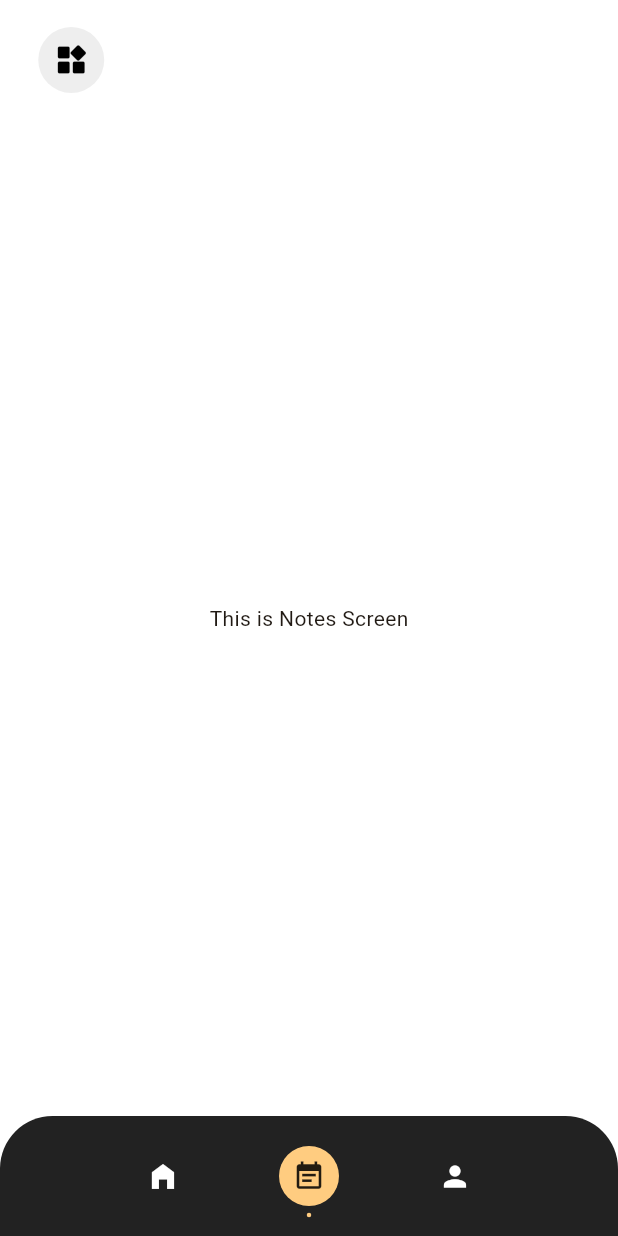
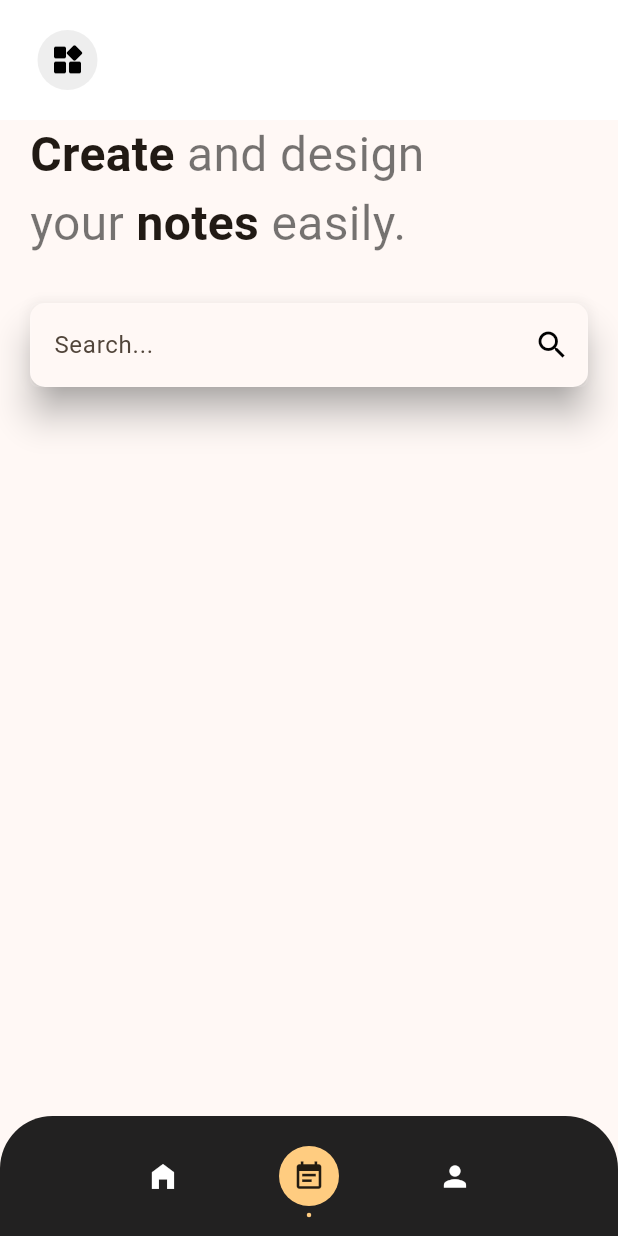
Before and after one commit to Devendrareddy1402/NotesHub, a Flutter app: the screen it shows after launch, after a tap on the "event note" icon, on a phone screen of 412 x 824 dp. Run offline on Flutter 3.47's test engine with Material 2 defaults, Android fonts, the phone set to English and light mode, and no system bars; drawn by our look-alikes of styled_text; our stand-ins replace flutter_riverpod.

Commit message:
Screen updated

```diff
--- a/lib/screens/notes_screen.dart
+++ b/lib/screens/notes_screen.dart
@@ -1,4 +1,5 @@
 import 'package:flutter/material.dart';
+import 'package:styled_text/styled_text.dart';
 
 class NotesScreen extends StatelessWidget {
   const NotesScreen({super.key});
@@ -6,9 +7,52 @@ class NotesScreen extends StatelessWidget {
   @override
   Widget build(BuildContext context) {
     return Container(
-      color: Colors.white,
-      alignment: Alignment.center,
-      child: const Text('This is Notes Screen'),
+      height: double.infinity,
+      width: double.infinity,
+      child: Column(children: [
+        Row(
+          children: [
+            StyledText(
+                text:
+                    '<bold>Create</bold> <p>and design \nyour</p> <bold>notes</bold> <p>easily.</p>',
+                tags: {
+                  'bold': StyledTextTag(
+                      style: const TextStyle(fontWeight: FontWeight.bold)),
+                  'p': StyledTextTag(
+                      style: const TextStyle(color: Colors.black54))
+                },
+                style: const TextStyle(
+                  fontSize: 32,
+                )),
+          ],
+        ),
+        const SizedBox(
+          height: 30,
+        ),
+        Material(
+          elevation: 10,
+          borderRadius: BorderRadius.circular(10),
+          shadowColor: Colors.grey,
+          child: TextField(
+            decoration: InputDecoration(
+              hintText: 'Search...',
+              suffixIcon: IconButton(
+                  onPressed: () {},
+                  icon: const Icon(
+                    Icons.search,
+                    color: Colors.black,
+                  )),
+              focusedBorder: OutlineInputBorder(
+                  borderSide: const BorderSide(color: Colors.white10),
+                  borderRadius: BorderRadius.circular(20)),
+              enabledBorder: OutlineInputBorder(
+                borderSide: const BorderSide(color: Colors.white10),
+                borderRadius: BorderRadius.circular(5),
+              ),
+            ),
+          ),
+        ),
+      ]),
     );
   }
 }
--- a/lib/widgets/base_temp.dart
+++ b/lib/widgets/base_temp.dart
@@ -18,11 +18,10 @@ class BaseTemplate extends ConsumerWidget {
 
     return Scaffold(
         extendBody: true,
-        extendBodyBehindAppBar: true,
         appBar: AppBar(
           elevation: 0,
           toolbarHeight: 80,
-          leadingWidth: 80,
+          leadingWidth: 65,
           systemOverlayStyle: const SystemUiOverlayStyle(
             statusBarColor: Colors.transparent,
             statusBarIconBrightness: Brightness.dark,
@@ -36,7 +35,7 @@ class BaseTemplate extends ConsumerWidget {
               crossAxisAlignment: CrossAxisAlignment.center,
               children: <Widget>[
                 Container(
-                    padding: const EdgeInsets.only(left: 15),
+                    padding: const EdgeInsets.only(left: 25),
                     child: CircleAvatar(
                         radius: 22,
                         backgroundColor: Colors.grey[200],
@@ -49,7 +48,9 @@ class BaseTemplate extends ConsumerWidget {
                         )))
               ]),
         ),
-        body: _screens[selectedIndex],
+        body: Container(
+            padding: const EdgeInsets.symmetric(horizontal: 20),
+            child: _screens[selectedIndex]),
         bottomNavigationBar: const Navigationline());
   }
 }
--- a/pubspec.yaml
+++ b/pubspec.yaml
@@ -31,6 +31,8 @@ dependencies:
   flutter:
     sdk: flutter
   flutter_riverpod: ^2.3.10
+  styled_text: ^8.1.0
+
 
   # The following adds the Cupertino Icons font to your application.
   # Use with the CupertinoIcons class for iOS style icons.
```
Also changed, not shown: pubspec.lock.
